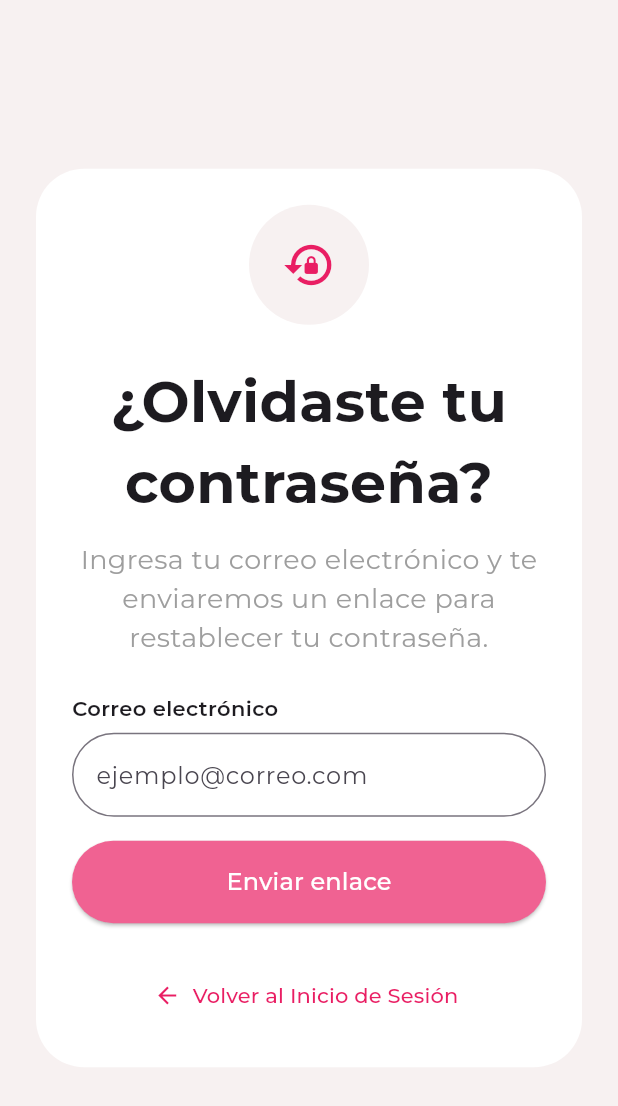
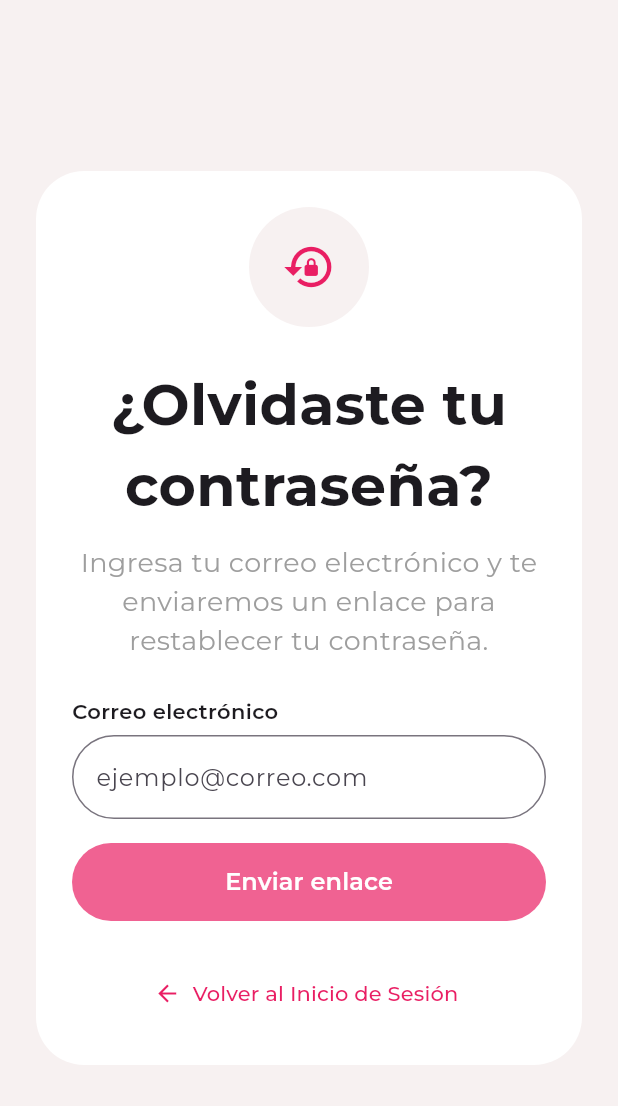
Before and after one commit to Juan-Cast19/manicuristas, a Flutter app: the screen it shows after launch, after a tap on "¿Olvidaste tu contraseña?", on a phone screen of 412 x 824 dp. Shown: the top 1106 px of the screen. Run offline on Flutter 3.47's test engine with Material 3 defaults, Android fonts, the light colour scheme and no system bars.

Commit message:
Se Centralizaron los TextStyles

```diff
--- a/lib/core/theme/app_colors.dart
+++ b/lib/core/theme/app_colors.dart
@@ -4,5 +4,7 @@ class AppColors {
   static const Color background = Color(0xFFF7F1F1);
   static const Color background2 = Color(0xFFF7F1F1);
   static const Color primary = Color(0xFFF06292);
+  static const Color textPrimary = Color(0xFF1C1C1E);
   static const Color textSecondary = Color(0xFF8E8E8E);
+  static const Color error = Color(0xFFE53935);
 }
--- /dev/null
+++ b/lib/core/widgets/primary_button.dart
@@ -0,0 +1,53 @@
+import 'package:flutter/material.dart';
+import '../theme/app_colors.dart';
+
+class PrimaryButton extends StatelessWidget {
+  final String text;
+  final VoidCallback? onPressed;
+  final bool isLoading;
+
+  const PrimaryButton({
+    super.key,
+    required this.text,
+    this.onPressed,
+    this.isLoading = false,
+  });
+
+  @override
+  Widget build(BuildContext context) {
+    final bool isDisabled = onPressed == null || isLoading;
+
+    return SizedBox(
+      width: double.infinity,
+      height: 52,
+      child: ElevatedButton(
+        onPressed: isDisabled ? null : onPressed,
+        style: ElevatedButton.styleFrom(
+          backgroundColor: AppColors.primary,
+          disabledBackgroundColor: AppColors.primary.withValues(alpha: 0.4),
+          shape: RoundedRectangleBorder(
+            borderRadius: BorderRadius.circular(32),
+          ),
+          elevation: 0,
+        ),
+        child: isLoading
+            ? const SizedBox(
+                height: 22,
+                width: 22,
+                child: CircularProgressIndicator(
+                  strokeWidth: 2,
+                  color: Colors.white,
+                ),
+              )
+            : Text(
+                text,
+                style: const TextStyle(
+                  fontSize: 16,
+                  fontWeight: FontWeight.w600,
+                  color: Colors.white,
+                ),
+              ),
+      ),
+    );
+  }
+}
--- a/lib/features/auth/presentation/forgot_password/forgot_password_page.dart
+++ b/lib/features/auth/presentation/forgot_password/forgot_password_page.dart
@@ -1,5 +1,6 @@
 import 'package:flutter/material.dart';
 import '../../../../core/theme/app_colors.dart';
+import '../../../../core/widgets/primary_button.dart';
 
 class ForgotPasswordPage extends StatelessWidget {
   const ForgotPasswordPage({super.key});
@@ -66,17 +67,9 @@ class ForgotPasswordPage extends StatelessWidget {
 
                   SizedBox(
                     width: double.infinity,
-                    child: ElevatedButton(
+                    child: PrimaryButton(
+                      text: 'Enviar enlace',
                       onPressed: () {},
-                      style: ElevatedButton.styleFrom(
-                        backgroundColor: AppColors.primary,
-                        padding: const EdgeInsets.symmetric(vertical: 16),
-                        shape: RoundedRectangleBorder(
-                          borderRadius: BorderRadius.circular(32),
-                        ),
-                      ),
-                      child: const Text('Enviar enlace',
-                      style: TextStyle(fontSize: 16, color: Colors.white),),
                     ),
                   ),
 
--- a/lib/features/auth/presentation/login/login_page.dart
+++ b/lib/features/auth/presentation/login/login_page.dart
@@ -2,6 +2,7 @@ import 'package:flutter/material.dart';
 import '../register/register_page.dart';
 import '../forgot_password/forgot_password_page.dart';
 import '../../../../core/theme/app_colors.dart';
+import '../../../../core/widgets/primary_button.dart';
 
 class LoginPage extends StatefulWidget {
   const LoginPage({super.key});
@@ -132,20 +133,9 @@ class _LoginPageState extends State<LoginPage> {
               SizedBox(
                 width: double.infinity,
                 height: 50,
-                child: ElevatedButton(
-                  onPressed: () {
-                    // Lógica de login
-                  },
-                  style: ElevatedButton.styleFrom(
-                    backgroundColor: Colors.pink,
-                    shape: RoundedRectangleBorder(
-                      borderRadius: BorderRadius.circular(30),
-                    ),
-                  ),
-                  child: const Text(
-                    'Iniciar sesión',
-                    style: TextStyle(fontSize: 16, color: Colors.white),
-                  ),
+                child: PrimaryButton(
+                  text: 'Iniciar sesión',
+                  onPressed: () {},
                 ),
               ),
 
```
Also changed, not shown: lib/core/theme/app_text_styles.dart (added, +25 -0 lines), lib/core/widgets/app_text_field.dart (added, +95 -0 lines), lib/features/auth/presentation/register/register_page.dart (+3 -12 lines).
